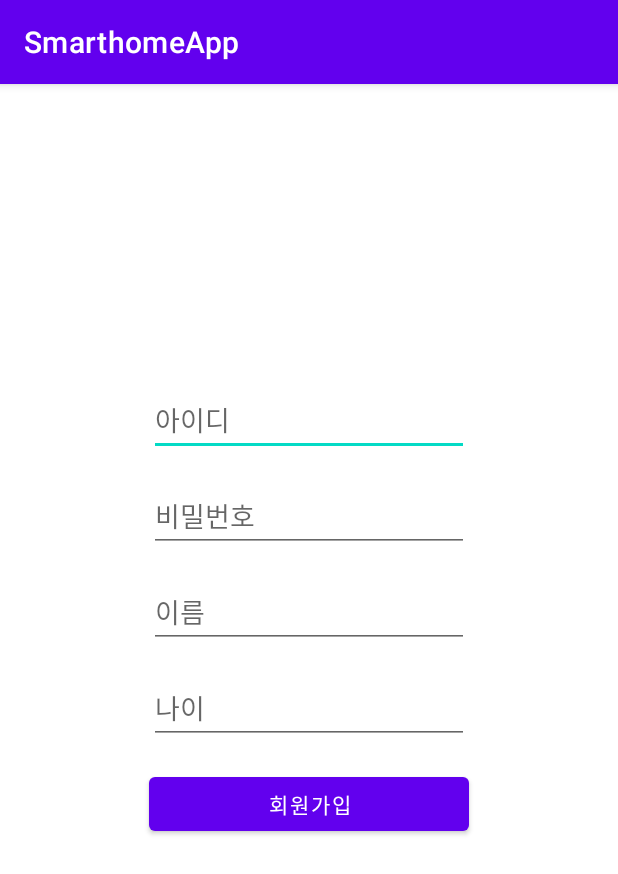
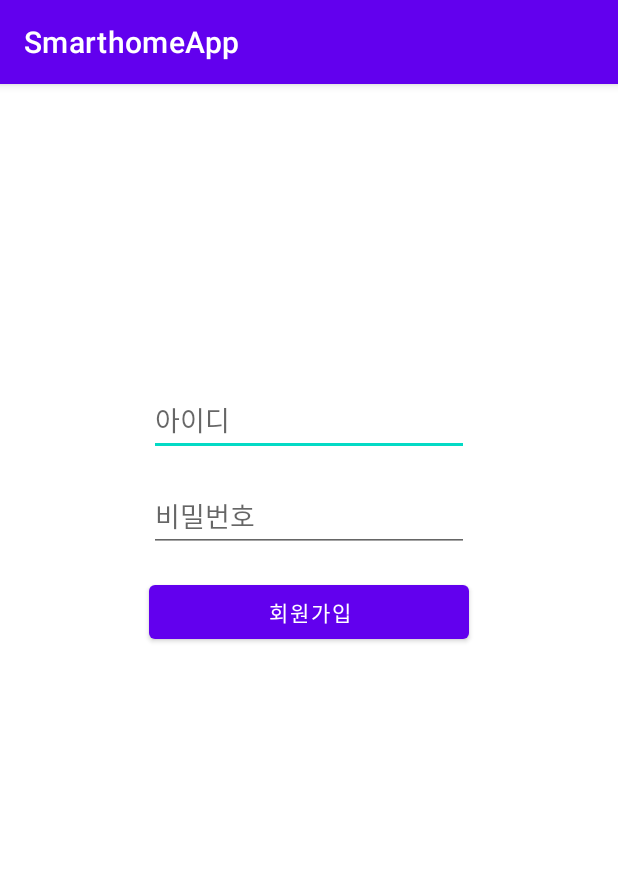
Before and after one commit to Sulfur-Parrot/senier_project, an Android app: the RegisterActivity screen opened directly, with no data from a screen before it, on a phone screen of 412 x 824 dp. Shown: the top 874 px of the screen. Run offline under Robolectric (Android 15) with nearby library versions, the phone set to English and light mode, and no system bars; our stand-ins replace Volley.

Commit message:
register
회원가입 버튼 클릭 시 앱 종료되는 것 해결

```diff
--- a/app/src/main/java/com/example/smarthomeapp/RegisterActivity.java
+++ b/app/src/main/java/com/example/smarthomeapp/RegisterActivity.java
@@ -30,7 +30,7 @@ public class RegisterActivity extends AppCompatActivity {
         et_pass = findViewById(R.id.et_pass);
 
         // 회원가입 버튼 클릭 시 수행
-        btn_register = findViewById(R.id.login_register);
+        btn_register = findViewById(R.id.btn_register);
         btn_register.setOnClickListener(new View.OnClickListener() {
             @Override
             public void onClick(View view) {
--- a/app/src/main/java/com/example/smarthomeapp/RegisterRequest.java
+++ b/app/src/main/java/com/example/smarthomeapp/RegisterRequest.java
@@ -10,7 +10,7 @@ import java.util.Map;
 public class RegisterRequest extends StringRequest {
 
     // 서버 URL 설정 ( PHP 파일 연동 )
-    final static private String URL = "http://자신의주소IP/Register.php";
+    final static private String URL = "http://localhost/Register.php"; //http://자신의주소IP/Register.php"
     private Map<String, String> map;
 
 
--- a/app/src/main/res/layout/activity_register.xml
+++ b/app/src/main/res/layout/activity_register.xml
@@ -34,29 +34,6 @@
         app:layout_constraintStart_toStartOf="@+id/et_id"
         app:layout_constraintTop_toBottomOf="@+id/et_id" />
 
-    <EditText
-        android:id="@+id/et_name"
-        android:layout_width="wrap_content"
-        android:layout_height="wrap_content"
-        android:layout_marginTop="16dp"
-        android:ems="10"
-        android:hint="이름"
-        android:inputType="textPersonName"
-        app:layout_constraintEnd_toEndOf="@+id/et_pass"
-        app:layout_constraintStart_toStartOf="@+id/et_pass"
-        app:layout_constraintTop_toBottomOf="@+id/et_pass" />
-
-    <EditText
-        android:id="@+id/et_age"
-        android:layout_width="wrap_content"
-        android:layout_height="wrap_content"
-        android:layout_marginTop="16dp"
-        android:ems="10"
-        android:hint="나이"
-        android:inputType="textPersonName"
-        app:layout_constraintEnd_toEndOf="@+id/et_name"
-        app:layout_constraintStart_toStartOf="@+id/et_name"
-        app:layout_constraintTop_toBottomOf="@+id/et_name" />
 
     <Button
         android:id="@+id/btn_register"
@@ -64,8 +41,8 @@
         android:layout_height="wrap_content"
         android:layout_marginTop="16dp"
         android:text="회원가입"
-        app:layout_constraintEnd_toEndOf="@+id/et_age"
-        app:layout_constraintStart_toStartOf="@+id/et_age"
-        app:layout_constraintTop_toBottomOf="@+id/et_age" />
+        app:layout_constraintEnd_toEndOf="@+id/et_pass"
+        app:layout_constraintStart_toStartOf="@+id/et_pass"
+        app:layout_constraintTop_toBottomOf="@+id/et_pass" />
 
 </androidx.constraintlayout.widget.ConstraintLayout>
```
